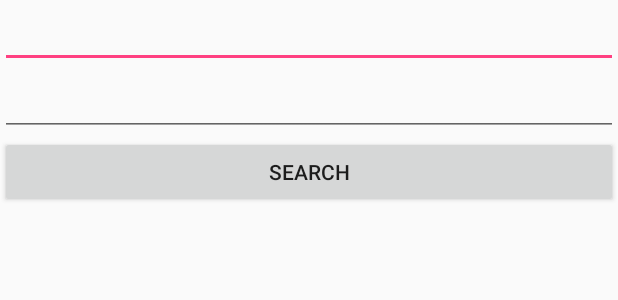
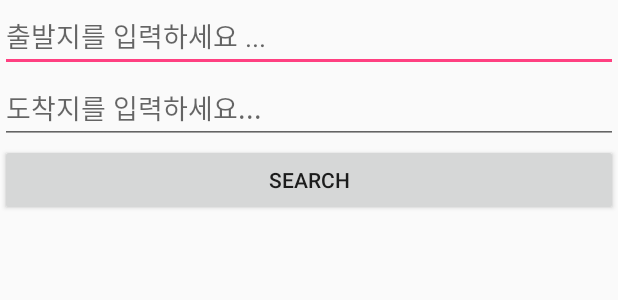
Before and after one commit to joowankim/SafeNavi, an Android app: the layout activity_main.xml on its own in the app's theme, with its tools: preview values and no code run, on a phone screen of 412 x 824 dp. Shown: the top 300 px of the screen. Run offline under Robolectric (Android 15) with nearby library versions, the phone set to English and light mode, and no system bars.

Commit message:
힌트 삽ㅂ

```diff
--- a/app/src/main/res/layout/activity_main.xml
+++ b/app/src/main/res/layout/activity_main.xml
@@ -8,10 +8,12 @@
     tools:context=".MainActivity">
     <EditText
         android:id="@+id/startPoint"
+        android:hint="출발지를 입력하세요 ..."
         android:layout_width="match_parent"
         android:layout_height="wrap_content"/>
     <EditText
         android:id="@+id/endPoint"
+        android:hint="도착지를 입력하세요..."
         android:layout_width="match_parent"
         android:layout_height="wrap_content"/>
 
```
